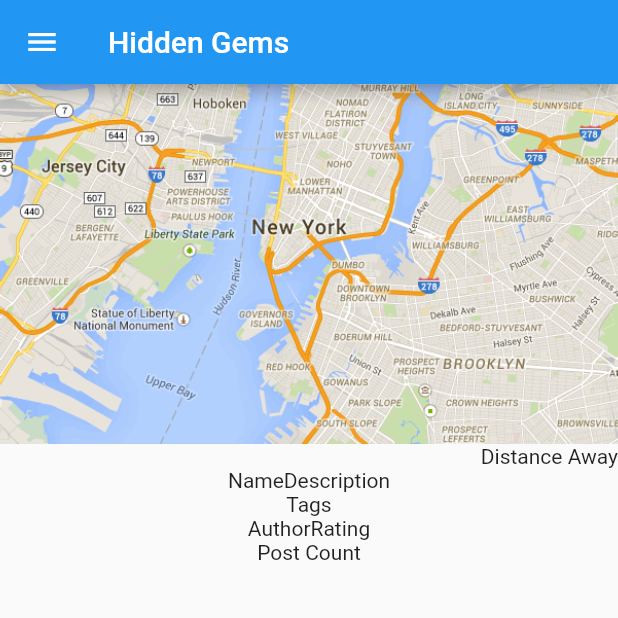
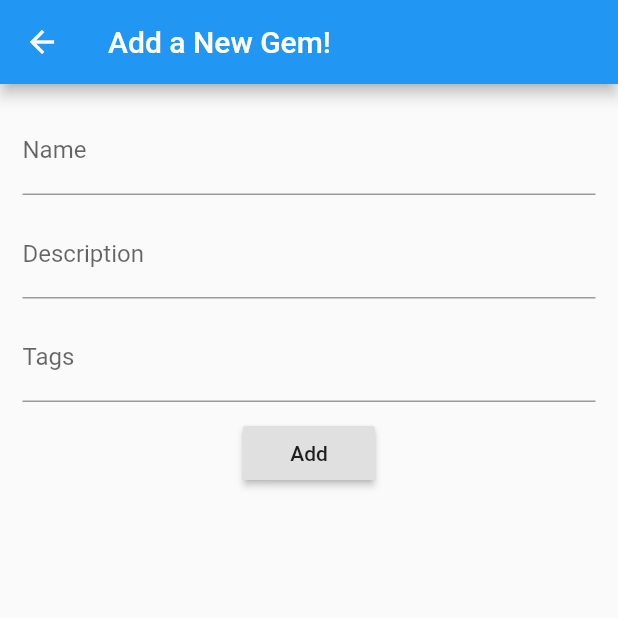
Before and after one commit to asmith790/hidden_gems, a Flutter app: the screen it shows after launch, in the side drawer, after a tap on "Post View //Testing", on a phone screen of 412 x 824 dp, the top half of it. Run offline on Flutter 3.47's test engine with Material 2 defaults, Android fonts, the phone set to English and light mode, and no system bars; our stand-ins replace cloud_firestore, firebase_auth, google_sign_in; accounts and stored records are empty.

Commit message:
Pushing to DB works!

```diff
--- /dev/null
+++ b/lib/firebase_firestore_service.dart
@@ -0,0 +1,34 @@
+import 'dart:async';
+import 'package:cloud_firestore/cloud_firestore.dart';
+import 'gem.dart';
+
+final CollectionReference postsCollection = Firestore.instance.collection('posts');
+class FirebaseFirestoreService {
+
+  static final FirebaseFirestoreService _instance = new FirebaseFirestoreService
+      .internal();
+
+  factory FirebaseFirestoreService() => _instance;
+
+  FirebaseFirestoreService.internal();
+
+  Future<Gem> createGem(String name, String description, String tags) async {
+    final TransactionHandler createTransaction = (Transaction tx) async {
+      final DocumentSnapshot ds = await tx.get(postsCollection.document());
+
+      final Gem gem = new Gem(ds.documentID, name, description, tags);
+      final Map<String, dynamic> data = gem.toMap();
+
+      await tx.set(ds.reference, data);
+
+      return data;
+    };
+
+    return Firestore.instance.runTransaction(createTransaction).then((mapData) {
+      return Gem.fromMap(mapData);
+    }).catchError((error) {
+      print('error: $error');
+      return null;
+    });
+  }
+}
--- /dev/null
+++ b/lib/gem.dart
@@ -0,0 +1,42 @@
+class Gem {
+  String _id;
+  String _name;
+  String _description;
+  //bool finished;
+  //String gps;
+  //int rating;
+  String _tags;
+
+  Gem(this._id, this._name, this._description, this._tags);
+
+  Gem.map(dynamic obj) {
+    this._id = obj['id'];
+    this._name = obj['name'];
+    this._description = obj['description'];
+    this._tags = obj['tags'];
+  }
+
+  String get id => _id;
+  String get name => _name;
+  String get description => _description;
+  String get tags => _tags;
+
+  Map<String, dynamic> toMap() {
+    var map = new Map<String, dynamic>();
+    if (_id != null) {
+      map['id'] = _id;
+    }
+    map['name'] = _name;
+    map['description'] = _description;
+    map['tags'] = _tags;
+
+    return map;
+  }
+
+  Gem.fromMap(Map<String, dynamic> map) {
+    this._id = map['id'];
+    this._name = map['name'];
+    this._description = map['description'];
+    this._tags = map['tags'];
+  }
+}
--- a/lib/navBar.dart
+++ b/lib/navBar.dart
@@ -46,7 +46,7 @@ class MyDrawer extends StatelessWidget {
               onTap: () {
                 Navigator.push(
                   context,
-                  new MaterialPageRoute(builder: (context) => new Post()),
+                  new MaterialPageRoute(builder: (context) => new CustomForm()),
                 );
                 //Navigator.pop(context);
               },
--- a/lib/post.dart
+++ b/lib/post.dart
@@ -1,58 +1,66 @@
+import 'dart:async';
 import 'package:flutter/material.dart';
 import 'navBar.dart';
+import 'package:cloud_firestore/cloud_firestore.dart';
+import 'gem.dart';
+import 'firebase_firestore_service.dart';
 
-class Post extends StatelessWidget {
+
+class CustomForm extends StatefulWidget {
   @override
+  Post createState() => Post();
+}
+class Post extends State<CustomForm> {
+  FirebaseFirestoreService db = new FirebaseFirestoreService();
+  @override
+  final _nameController = TextEditingController();
+  final _descriptionController = TextEditingController();
+  final _tagsController = TextEditingController();
+
+  @override
+  void dispose() {
+    // Clean up the controller when the Widget is disposed
+    _nameController.dispose();
+    _descriptionController.dispose();
+    _tagsController.dispose();
+    super.dispose();
+  }
+
+
   Widget build(BuildContext context) {
-    return new Scaffold(
-      appBar: AppBar(title: Text('Hidden Gems')),
-      body: Column(
-        children: <Widget>[
-          IntrinsicHeight(
-            child: Row(
-              mainAxisAlignment: MainAxisAlignment.start,
-              children: <Widget>[
-                Image.asset(
-                  'assets/map.png', width: MediaQuery.of(context).size.width, height: 240,
-                ),  //To be replaced with google map/photo of gem
-              ],
+    return Scaffold(
+      appBar: AppBar(title: Text('Add a New Gem!')),
+      body: Container(
+        margin: EdgeInsets.all(15.0),
+        alignment: Alignment.center,
+        child: Column(
+          children: <Widget>[
+            TextField(
+              controller: _nameController,
+              decoration: InputDecoration(labelText: 'Name'),
             ),
-          ),
-          Row(
-            mainAxisAlignment: MainAxisAlignment.end,
-            children: <Widget>[
-              Text('Distance Away'),
-            ],
-          ),
-            Row(
-              mainAxisAlignment: MainAxisAlignment.center,
-              children: <Widget>[
-                Text('Name'),
-                Text('Description'),
-              ],
+            Padding(padding: new EdgeInsets.all(5.0)),
+            TextField(
+              controller: _descriptionController,
+              decoration: InputDecoration(labelText: 'Description'),
             ),
-            Row(
-              mainAxisAlignment: MainAxisAlignment.center,
-              children: <Widget>[
-                Text('Tags'),
-              ],
+            Padding(padding: new EdgeInsets.all(5.0)),
+            TextField(
+              controller: _tagsController,
+              decoration: InputDecoration(labelText: 'Tags'),
             ),
-            Row(
-              mainAxisAlignment: MainAxisAlignment.center,
-              children: <Widget>[
-                Text('Author'),
-                Text('Rating'),
-              ],
+            Padding(padding: new EdgeInsets.all(5.0)),
+            RaisedButton(
+              child: Text('Add'),
+              onPressed: () {
+                  db.createGem(_nameController.text, _descriptionController.text, _tagsController.text).then((_) {
+                    Navigator.pop(context);
+                  });
+              },
             ),
-            Row(
-              mainAxisAlignment: MainAxisAlignment.center,
-              children: <Widget>[
-                Text('Post Count'),
-              ],
-            )
-        ],
+          ],
+        ),
       ),
-      drawer: MyDrawer(),
     );
   }
 }
```
Also changed, not shown: 1 other file.
